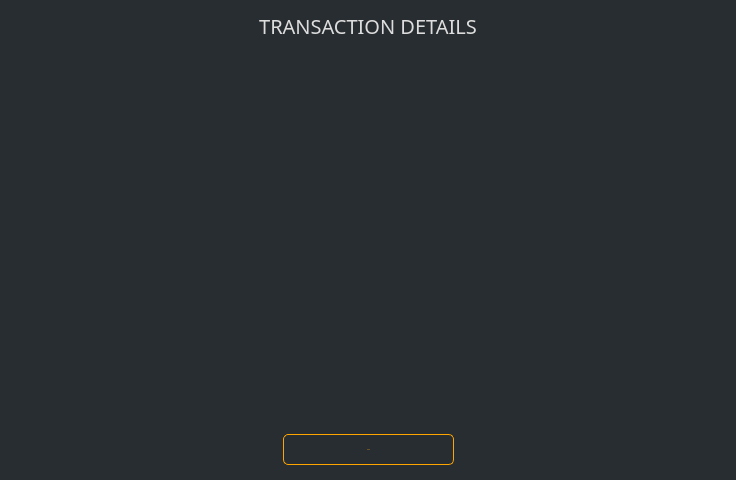
First picture: the form in src/gui/ui/transactiondetailsdialog.ui, repository ConcealNetwork/conceal-desktop, before the edit.
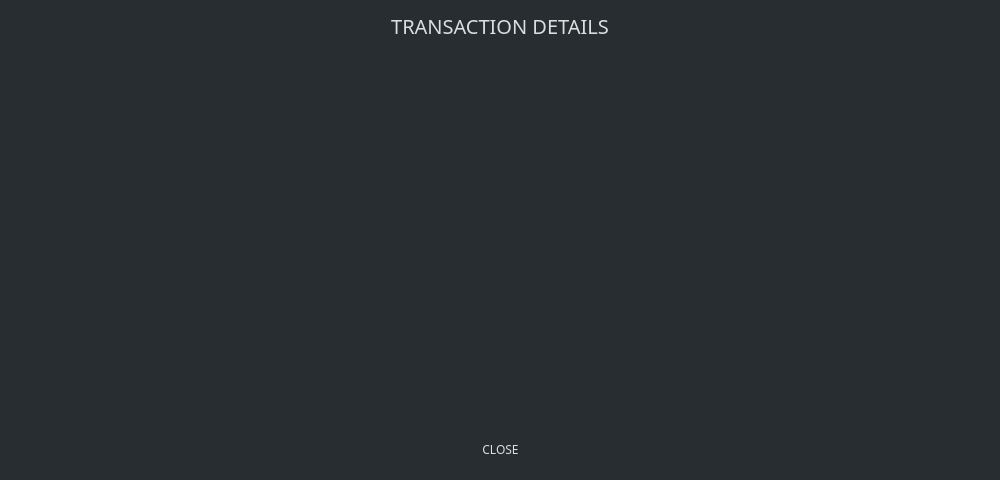
Second picture: the form after the edit.

Commit message: Update TransactionDetailsDialog styles

Diff of the .ui file:
```diff
--- a/src/gui/ui/transactiondetailsdialog.ui
+++ b/src/gui/ui/transactiondetailsdialog.ui
@@ -6,10 +6,16 @@
    <rect>
     <x>0</x>
     <y>0</y>
-    <width>736</width>
+    <width>1000</width>
     <height>480</height>
    </rect>
   </property>
+  <property name="sizePolicy">
+   <sizepolicy hsizetype="Expanding" vsizetype="Preferred">
+    <horstretch>0</horstretch>
+    <verstretch>0</verstretch>
+   </sizepolicy>
+  </property>
   <property name="windowTitle">
    <string>Transaction details</string>
   </property>
@@ -65,26 +71,27 @@
      <property name="font">
       <font>
        <family>Poppins</family>
-       <pointsize>-1</pointsize>
       </font>
      </property>
      <property name="styleSheet">
       <string notr="true">color: #ddd;
 border-right: 0px;
-
-font-family: Poppins;</string>
+</string>
      </property>
      <property name="html">
       <string>&lt;!DOCTYPE HTML PUBLIC &quot;-//W3C//DTD HTML 4.0//EN&quot; &quot;http://www.w3.org/TR/REC-html40/strict.dtd&quot;&gt;
 &lt;html&gt;&lt;head&gt;&lt;meta name=&quot;qrichtext&quot; content=&quot;1&quot; /&gt;&lt;style type=&quot;text/css&quot;&gt;
 p, li { white-space: pre-wrap; }
-&lt;/style&gt;&lt;/head&gt;&lt;body style=&quot; font-family:'Poppins'; font-size:14px; font-weight:400; font-style:normal;&quot;&gt;
+&lt;/style&gt;&lt;/head&gt;&lt;body style=&quot; font-family:'Poppins'; font-size:11pt; font-weight:400; font-style:normal;&quot;&gt;
 &lt;p style=&quot;-qt-paragraph-type:empty; margin-top:0px; margin-bottom:0px; margin-left:0px; margin-right:0px; -qt-block-indent:0; text-indent:0px;&quot;&gt;&lt;br /&gt;&lt;/p&gt;&lt;/body&gt;&lt;/html&gt;</string>
      </property>
     </widget>
    </item>
    <item>
     <layout class="QHBoxLayout" name="horizontalLayout">
+     <property name="sizeConstraint">
+      <enum>QLayout::SetMaximumSize</enum>
+     </property>
      <item>
       <spacer name="horizontalSpacer">
        <property name="orientation">
@@ -109,26 +116,10 @@
        <property name="font">
         <font>
          <family>Poppins</family>
-         <pointsize>-1</pointsize>
         </font>
        </property>
        <property name="styleSheet">
-        <string notr="true">QPushButton#m_okButton
-{
-    color: orange;
-    border: 1px solid orange;
-    
-    border-radius: 5px; 
-}
-
-QPushButton#m_okButton:hover
-{
-    color:#FFD700;
-    border: 1px solid orange;
-    
-    border-radius: 5px;
-    
-}</string>
+        <string notr="true">/* This style is handled automatically by EditableStyle.cpp */</string>
        </property>
        <property name="text">
         <string>CLOSE</string>
```
Left out of the diff: 4 changed lines with no effect on the pictures. The commit also changes 2 other files.
